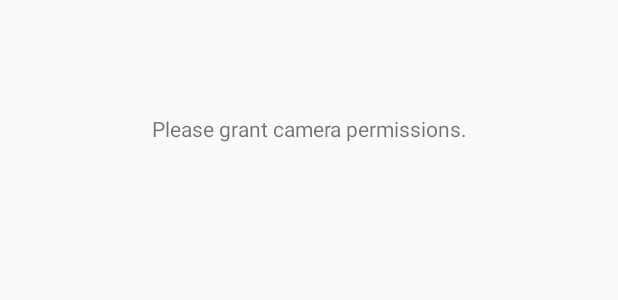
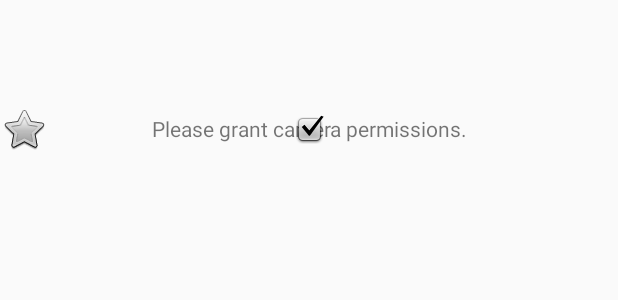
Before and after one commit to cube76/HairSegmentationExample, an Android app: the layout activity_main.xml on its own in the app's theme, with its tools: preview values and no code run, on a phone screen of 412 x 824 dp. Shown: the part 489-789 px from the top of the screen. Run offline under Robolectric (Android 15) with nearby library versions, the phone set to English and light mode, and no system bars.

```diff
--- a/app/src/main/AndroidManifest.xml
+++ b/app/src/main/AndroidManifest.xml
@@ -30,7 +30,7 @@
             </intent-filter>
         </activity>
 
-        <meta-data android:name="cameraFacingFront" android:value="True"/>
+        <meta-data android:name="cameraFacingFront" android:value="False"/>
         <meta-data android:name="binaryGraphName" android:value="mobile_gpu.binarypb"/>
         <meta-data android:name="inputVideoStreamName" android:value="input_video"/>
         <meta-data android:name="outputVideoStreamName" android:value="output_video"/>
--- a/app/src/main/res/layout/activity_main.xml
+++ b/app/src/main/res/layout/activity_main.xml
@@ -19,7 +19,6 @@
         android:id="@+id/preview_display_layout"
         android:layout_width="fill_parent"
         android:layout_height="fill_parent"
-        android:layout_weight="1"
         app:layout_constraintBottom_toBottomOf="parent"
         app:layout_constraintEnd_toEndOf="parent"
         app:layout_constraintStart_toStartOf="parent"
@@ -51,4 +50,30 @@
         app:layout_constraintStart_toStartOf="parent"
         app:srcCompat="@android:drawable/btn_star" />
 
+    <ImageView
+        android:id="@+id/left"
+        android:layout_width="wrap_content"
+        android:layout_height="wrap_content"
+        app:layout_constraintBottom_toBottomOf="parent"
+        app:layout_constraintTop_toTopOf="parent"
+        app:srcCompat="@android:drawable/btn_star_big_on" />
+
+    <ImageView
+        android:id="@+id/right"
+        android:layout_width="wrap_content"
+        android:layout_height="wrap_content"
+        app:layout_constraintBottom_toBottomOf="parent"
+        app:layout_constraintTop_toTopOf="parent"
+        app:srcCompat="@android:drawable/btn_star" />
+
+    <ImageView
+        android:id="@+id/center"
+        android:layout_width="wrap_content"
+        android:layout_height="wrap_content"
+        app:layout_constraintBottom_toBottomOf="parent"
+        app:layout_constraintEnd_toEndOf="@+id/preview_display_layout"
+        app:layout_constraintStart_toStartOf="parent"
+        app:layout_constraintTop_toTopOf="parent"
+        app:srcCompat="@android:drawable/checkbox_on_background" />
+
 </androidx.constraintlayout.widget.ConstraintLayout>
```
Also changed, not shown: app/src/main/java/id/infidea/hairsegmentationexample/MainActivity.java (+102 -80 lines).
